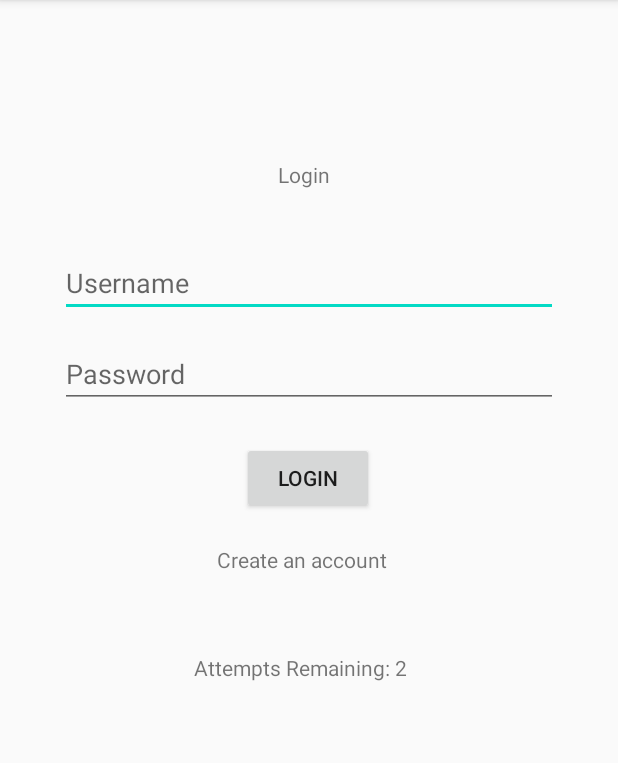
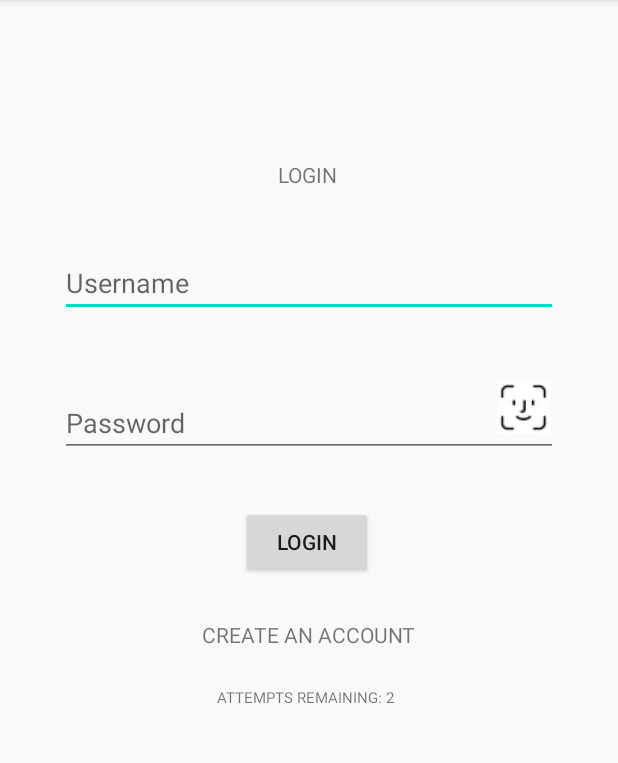
Before and after one commit to flexerblex/IDM, an Android app: the screen it shows after launch (LoginActivity), after a tap on "LOGIN", on a phone screen of 412 x 824 dp, the part 84-847 px from its top. Run offline under Robolectric (Android 15) with nearby library versions, the phone set to English and light mode, and no system bars; libraries missing offline, so code that uses them is left out: io.jsonwebtoken, io.jsonwebtoken.security.

Commit message:
Updated UI, decode JWT token, and icons

```diff
--- a/app/build.gradle
+++ b/app/build.gradle
@@ -34,4 +34,10 @@ dependencies {
     androidTestImplementation 'androidx.test.ext:junit:1.1.1'
     androidTestImplementation 'androidx.test.espresso:espresso-core:3.2.0'
 
+    api 'io.jsonwebtoken:jjwt-api:0.11.2'
+    runtimeOnly 'io.jsonwebtoken:jjwt-impl:0.11.2'
+    runtimeOnly('io.jsonwebtoken:jjwt-orgjson:0.11.2') {
+        exclude group: 'org.json', module: 'json' //provided by Android natively
+    }
+
 }
--- a/app/src/main/AndroidManifest.xml
+++ b/app/src/main/AndroidManifest.xml
@@ -11,9 +11,9 @@
     <application
         android:usesCleartextTraffic="true"
         android:allowBackup="true"
-        android:icon="@mipmap/ic_launcher"
+        android:icon="@drawable/i"
         android:label="Identity Management System"
-        android:roundIcon="@mipmap/ic_launcher_round"
+        android:roundIcon="@drawable/i"
         android:supportsRtl="true"
         android:theme="@style/AppTheme">
         <activity
--- a/app/src/main/java/idm/idm/LoginActivity.java
+++ b/app/src/main/java/idm/idm/LoginActivity.java
@@ -2,17 +2,25 @@ package idm.idm;
 
 import android.content.Intent;
 //import android.icu.text.SimpleDateFormat;
+import android.net.Uri;
 import android.os.Bundle;
+import android.os.Environment;
+import android.provider.MediaStore;
 import android.util.Log;
 import android.view.View;
 import android.view.Window;
 import android.widget.Button;
 import android.widget.EditText;
+import android.widget.ImageButton;
 import android.widget.TextView;
+
+import java.io.File;
 import java.util.Date;
 import java.text.SimpleDateFormat;
 
+import androidx.annotation.Nullable;
 import androidx.appcompat.app.AppCompatActivity;
+import androidx.core.content.FileProvider;
 
 import java.io.IOException;
 
@@ -24,9 +32,13 @@ public class LoginActivity extends AppCompatActivity {
     private EditText Password;
     private TextView Info;
     private Button Login;
+    private ImageButton LoginFace;
     private TextView Create;
     private int counter = 3;
     private Date lockTime;
+
+    private String currentPhotoPath;
+    private File imageFile;
 
     @Override
     protected void onCreate(Bundle savedInstanceState) {
@@ -39,6 +51,7 @@ public class LoginActivity extends AppCompatActivity {
         Info = (TextView)findViewById(R.id.logInfo);
 
         Login = (Button)findViewById(R.id.loginButton);
+        LoginFace = (ImageButton)findViewById((R.id.faceID));
         Create = (TextView) findViewById(R.id.createAccount);
 
         Login.setOnClickListener(new View.OnClickListener() {
@@ -47,6 +60,27 @@ public class LoginActivity extends AppCompatActivity {
                 validID(Name.getText().toString(), Password.getText().toString());
 
                 System.out.println("reached 1");
+            }
+        });
+
+        LoginFace.setOnClickListener(new View.OnClickListener() {
+            @Override
+            public void onClick(View v) {
+                String fileName = "photo";
+                File storageDirectory = getExternalFilesDir(Environment.DIRECTORY_PICTURES);
+                try {
+                    imageFile = File.createTempFile(fileName, ".jpg", storageDirectory);
+                    currentPhotoPath = imageFile.getAbsolutePath();
+
+                    Uri imageUri = FileProvider.getUriForFile(LoginActivity.this,
+                            "idm.idm.provider", imageFile);
+                    Intent intent = new Intent(MediaStore.ACTION_IMAGE_CAPTURE);
+                    intent.putExtra(MediaStore.EXTRA_OUTPUT, imageUri);
+                    startActivityForResult(intent,1);
+
+                } catch (IOException e) {
+                    e.printStackTrace();
+                }
             }
         });
 
@@ -69,7 +103,7 @@ public class LoginActivity extends AppCompatActivity {
         }
         else {
             counter--;
-            Info.setText("Attempts Remaining: " + String.valueOf(counter));
+            Info.setText("ATTEMPTS REMAINING: " + String.valueOf(counter));
 
             //SimpleDateFormat dateFormat = new SimpleDateFormat("yyyy-MM-dd HH:mm:ss");
 
@@ -92,7 +126,7 @@ public class LoginActivity extends AppCompatActivity {
                         startActivity(intent);
                     }else{
                         counter --;
-                        Info.setText("Attempts Remaining: " + String.valueOf(counter));
+                        Info.setText("ATTEMPTS REMAINING: " + String.valueOf(counter));
                     }
                 }
                 else {
@@ -103,4 +137,15 @@ public class LoginActivity extends AppCompatActivity {
         }
     }
 
+    @Override
+    protected void onActivityResult(int requestCode, int resultCode, @Nullable Intent data) {
+        super.onActivityResult(requestCode, resultCode, data);
+
+        if (requestCode == 1 && resultCode == RESULT_OK ) {
+
+            Server.SERVER.UploadTask(imageFile);
+
+        }
+    }
+
 }
--- a/app/src/main/java/idm/idm/servercom/Server.java
+++ b/app/src/main/java/idm/idm/servercom/Server.java
@@ -1,7 +1,10 @@
 package idm.idm.servercom;
 
 import android.os.AsyncTask;
+import android.os.Build;
 import android.util.Log;
+
+import androidx.annotation.RequiresApi;
 
 import org.json.JSONException;
 import org.json.JSONObject;
@@ -14,7 +17,13 @@ import java.io.InputStreamReader;
 import java.net.HttpURLConnection;
 import java.net.URL;
 import java.net.URLConnection;
+import java.nio.charset.StandardCharsets;
+import java.security.Key;
+import java.util.Base64;
 
+import io.jsonwebtoken.Jwts;
+import io.jsonwebtoken.SignatureAlgorithm;
+import io.jsonwebtoken.security.Keys;
 import okhttp3.OkHttpClient;
 import okhttp3.*;
 
@@ -31,16 +40,18 @@ public class Server {
     private URL url;
     private static String session_cookie;
 
+    public static String firstName;
+
     private static String status;
-    private String status1;
-    private String message;
 
     public boolean login(String username, String password)
     {
         try {
             new LoginRequest().execute(username, password).get();
-            if(status.contains("200"))
+            if(status.contains("200")) {
                 return true;
+            }
+
         }
         catch(Exception exc)
         {
@@ -84,6 +95,7 @@ public class Server {
         protected void onPostExecute(JSONObject jsonObject) {
             super.onPostExecute(jsonObject);
         }
+        @RequiresApi(api = Build.VERSION_CODES.O)
         @Override
         protected JSONObject doInBackground(String... strings) {
             try {
@@ -98,6 +110,7 @@ public class Server {
         }
     }
 
+    @RequiresApi(api = Build.VERSION_CODES.O)
     private void loginTask (String username, String password) throws JSONException {
 
         try {
@@ -138,15 +151,44 @@ public class Server {
             status = response.toString();
 
             JSONObject jsonObj = new JSONObject(status);
-            //String cookie = jsonObj.getString("message");
+
             session_cookie = jsonObj.getString("message");
             System.out.println(session_cookie); //debug
+
+            DecodeJWT();
 
             con.disconnect();
 
         }
 
         catch(IOException exc)
+        {
+            System.out.println(exc.getMessage());
+        }
+    }
+
+    @RequiresApi(api = Build.VERSION_CODES.O)
+    public void DecodeJWT() {
+        try {
+
+            String[] split_string = session_cookie.split("\\.");
+            String base64EncodedBody = split_string[1];
+
+            String body = new String(Base64.getUrlDecoder().decode(base64EncodedBody));
+
+            System.out.println(body);
+
+            JSONObject jsonObject = new JSONObject(body);
+
+            String user = jsonObject.getString("user");
+            System.out.println(user);
+
+            JSONObject jsonObject2 = new JSONObject(user);
+            firstName = jsonObject2.getString("fname");
+            System.out.println(firstName);
+
+        }
+        catch(Exception exc)
         {
             System.out.println(exc.getMessage());
         }
@@ -194,6 +236,8 @@ public class Server {
 
     public void UploadTaskMethod(File path) throws JSONException {
         try {
+
+            System.out.println(path.getName()); //this is "photo5127015921858211407.jpg"
 
             OkHttpClient client = new OkHttpClient().newBuilder()
                     .build();
--- a/app/src/main/res/layout/activity_login.xml
+++ b/app/src/main/res/layout/activity_login.xml
@@ -42,7 +42,8 @@
         app:layout_constraintBottom_toTopOf="@+id/loginButton"
         app:layout_constraintEnd_toEndOf="parent"
         app:layout_constraintStart_toStartOf="parent"
-        app:layout_constraintTop_toBottomOf="@+id/loginUserName" />
+        app:layout_constraintTop_toBottomOf="@+id/loginUserName"
+        app:layout_constraintVertical_bias="0.7" />
 
     <Button
         android:id="@+id/loginButton"
@@ -53,10 +54,35 @@
         android:text="LOGIN"
         app:layout_constraintBottom_toBottomOf="parent"
         app:layout_constraintEnd_toEndOf="parent"
-        app:layout_constraintHorizontal_bias="0.498"
+        app:layout_constraintHorizontal_bias="0.495"
         app:layout_constraintStart_toStartOf="parent"
         app:layout_constraintTop_toTopOf="parent"
-        app:layout_constraintVertical_bias="0.405" />
+        app:layout_constraintVertical_bias="0.467" />
+
+    <TextView
+        android:id="@+id/createAccount"
+        android:layout_width="143dp"
+        android:layout_height="23dp"
+        android:layout_marginTop="8dp"
+        android:text="CREATE AN ACCOUNT"
+        app:layout_constraintBottom_toBottomOf="parent"
+        app:layout_constraintEnd_toEndOf="parent"
+        app:layout_constraintStart_toStartOf="parent"
+        app:layout_constraintTop_toBottomOf="@+id/loginButton"
+        app:layout_constraintVertical_bias="0.06" />
+
+    <TextView
+        android:id="@+id/logInfo"
+        android:layout_width="123dp"
+        android:layout_height="17dp"
+        android:layout_marginTop="28dp"
+        android:layout_marginBottom="284dp"
+        android:text="ATTEMPTS REMAINING: 3 "
+        android:textSize="10sp"
+        app:layout_constraintBottom_toBottomOf="parent"
+        app:layout_constraintEnd_toEndOf="parent"
+        app:layout_constraintStart_toStartOf="parent"
+        app:layout_constraintTop_toBottomOf="@+id/createAccount" />
 
     <ProgressBar
         android:id="@+id/loading"
@@ -75,40 +101,30 @@
         android:layout_marginLeft="32dp" />
 
     <TextView
-        android:id="@+id/createAccount"
-        android:layout_width="123dp"
-        android:layout_height="33dp"
-        android:layout_marginTop="8dp"
-        android:text="Create an account"
-        app:layout_constraintBottom_toBottomOf="parent"
-        app:layout_constraintEnd_toEndOf="parent"
-        app:layout_constraintStart_toStartOf="parent"
-        app:layout_constraintTop_toBottomOf="@+id/loginButton"
-        app:layout_constraintVertical_bias="0.035" />
-
-    <TextView
         android:id="@+id/loginView"
         android:layout_width="41dp"
         android:layout_height="20dp"
         android:layout_marginTop="77dp"
         android:layout_marginBottom="26dp"
-        android:text="Login"
+        android:text="LOGIN"
         app:layout_constraintBottom_toTopOf="@+id/loginUserName"
         app:layout_constraintEnd_toEndOf="parent"
         app:layout_constraintStart_toStartOf="parent"
         app:layout_constraintTop_toTopOf="parent" />
 
-    <TextView
-        android:id="@+id/logInfo"
-        android:layout_width="152dp"
-        android:layout_height="22dp"
-        android:layout_marginTop="28dp"
-        android:layout_marginBottom="284dp"
-        android:text="Attempts Remaining: 3 "
-        app:layout_constraintBottom_toBottomOf="parent"
+    <ImageButton
+        android:id="@+id/faceID"
+        android:layout_width="35dp"
+        android:layout_height="35dp"
+        android:layout_marginTop="31dp"
+        android:layout_marginBottom="15dp"
+        android:background="#FFFFFF"
+        app:layout_constraintBottom_toBottomOf="@+id/password"
         app:layout_constraintEnd_toEndOf="parent"
-        app:layout_constraintHorizontal_bias="0.498"
+        app:layout_constraintHorizontal_bias="0.914"
         app:layout_constraintStart_toStartOf="parent"
-        app:layout_constraintTop_toBottomOf="@+id/createAccount" />
+        app:layout_constraintTop_toBottomOf="@+id/loginUserName"
+        app:layout_constraintVertical_bias="1.0"
+        app:srcCompat="@drawable/face" />
 
 </androidx.constraintlayout.widget.ConstraintLayout>
--- a/app/src/main/res/layout/activity_logout.xml
+++ b/app/src/main/res/layout/activity_logout.xml
@@ -4,7 +4,6 @@
     xmlns:tools="http://schemas.android.com/tools"
     android:layout_width="match_parent"
     android:layout_height="match_parent"
-    android:background="@drawable/tokyo"
     tools:context=".LogoutActivity">
 
 
@@ -13,10 +12,10 @@
         android:layout_width="118dp"
         android:layout_height="48dp"
         android:text="LogOut"
+        tools:ignore="MissingConstraints"
         tools:layout_editor_absoluteX="281dp"
         tools:layout_editor_absoluteY="17dp"
-        tools:visibility="visible"
-        tools:ignore="MissingConstraints" />
+        tools:visibility="visible" />
 
     <TextView
         android:id="@+id/textView"
```
Also changed, not shown: app/src/main/java/idm/idm/HomeActivity.java (+5 -49 lines), app/src/main/res/layout/activity_home.xml (+5 -11 lines), app/src/main/res/drawable/face.png (added), app/src/main/res/drawable/fingerprint.png (added), app/src/main/res/drawable/i.png (added), app/src/main/res/drawable/tokyo.png (deleted), app/src/main/res/drawable/voice.png (added).
